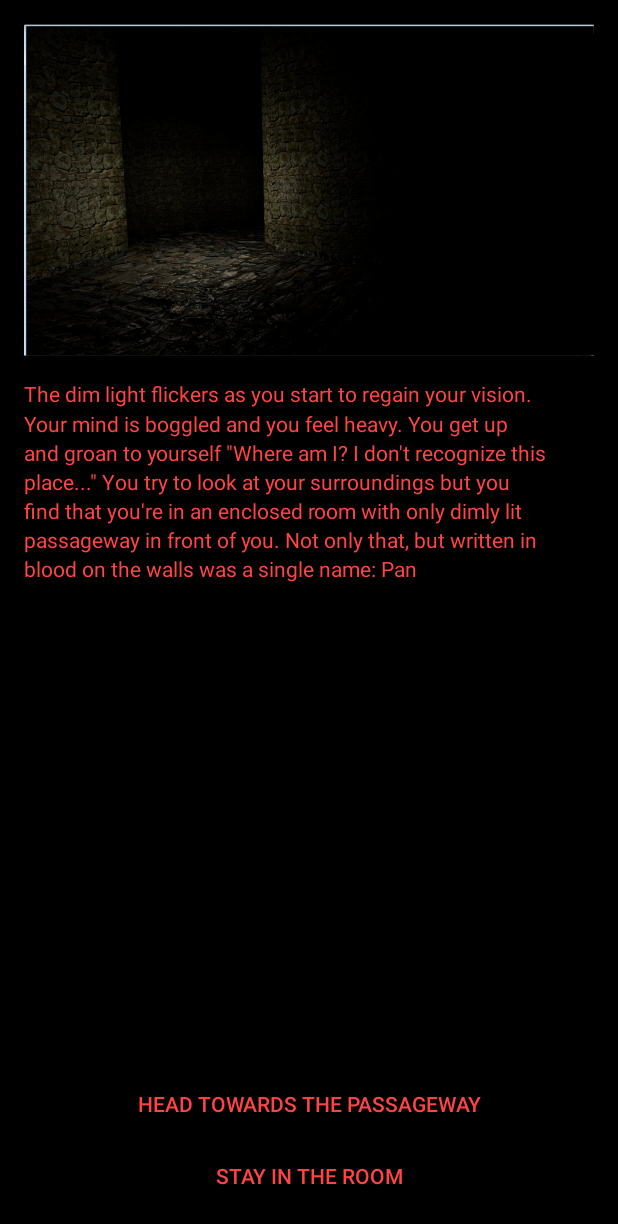
After one commit to natetan/labyrinth, an Android app: the StoryActivity screen opened directly, with no data from a screen before it, on a phone screen of 412 x 824 dp. The commit adds this screen. Shown: the top 1224 px of the screen. Run offline under Robolectric (Android 15) with nearby library versions, the phone set to English and light mode, and no system bars.

Commit message:
linked second activity

```diff
--- a/app/src/main/java/yulongproductions/com/thelabyrinth/model/Story.java
+++ b/app/src/main/java/yulongproductions/com/thelabyrinth/model/Story.java
@@ -1,4 +1,5 @@
 package yulongproductions.com.thelabyrinth.model;
+import yulongproductions.com.thelabyrinth.R;
 
 /**
  * Created by Yulong on 7/25/2015.
@@ -8,5 +9,16 @@ public class Story {
 
     public Story() {
         this.pages = new Page[100];
+
+        this.pages[0] = new Page (
+                R.drawable.labyrinth_start_image,
+                "The dim light flickers as you start to regain your vision. Your mind is boggled and you feel heavy. You get up and groan to yourself \"Where am I? I don't recognize this place...\" You try to look at your surroundings but you find that you're in an enclosed room with only dimly lit passageway in front of you. Not only that, but written in blood on the walls was a single name: %1$s",
+                new Choice("Head towards the passageway", 1),
+                new Choice("Stay in the room", 2)
+        );
+    }
+
+    public Page getPage(int pageNumber) {
+        return this.pages[pageNumber];
     }
 }
--- /dev/null
+++ b/app/src/main/java/yulongproductions/com/thelabyrinth/ui/StoryActivity.java
@@ -0,0 +1,92 @@
+package yulongproductions.com.thelabyrinth.ui;
+
+import android.app.Activity;
+import android.content.Intent;
+import android.graphics.drawable.Drawable;
+import android.support.v7.app.ActionBarActivity;
+import android.os.Bundle;
+import android.util.Log;
+import android.view.Menu;
+import android.view.MenuItem;
+import android.view.View;
+import android.widget.Button;
+import android.widget.ImageView;
+import android.widget.TextView;
+
+import yulongproductions.com.thelabyrinth.R;
+import yulongproductions.com.thelabyrinth.model.Page;
+import yulongproductions.com.thelabyrinth.model.Story;
+
+public class StoryActivity extends Activity {
+
+    // Fields (Member Variables)
+    private Story mStory = new Story();
+    private ImageView mImageView;
+    private TextView mTextView;
+    private Button mChoice1;
+    private Button mChoice2;
+    private String mName;
+    private Page mCurrentPage;
+
+    // Class constants
+    public static final String TAG = StoryActivity.class.getSimpleName();
+
+    @Override
+    protected void onCreate(Bundle savedInstanceState) {
+        super.onCreate(savedInstanceState);
+        setContentView(R.layout.activity_story);
+
+        Intent i = getIntent();
+        mName = i.getStringExtra(getString(R.string.name));
+
+        if (mName == null) {
+            mName = "Pan";
+        }
+        Log.d(TAG, mName);
+
+        mImageView = (ImageView) findViewById(R.id.storyImageView);
+        mTextView = (TextView) findViewById(R.id.storyTextView);
+        mChoice1 = (Button) findViewById(R.id.choiceButton1);
+        mChoice2 = (Button) findViewById(R.id.choiceButton2);
+
+        loadPage(0);
+    }
+
+    private void loadPage(int choice) {
+        mCurrentPage = mStory.getPage(choice);
+        Drawable drawable = getResources().getDrawable(mCurrentPage.getImageId());
+
+        mImageView.setImageDrawable(drawable);
+        String pageText = mCurrentPage.getText();
+        pageText = String.format(pageText, mName);
+        mTextView.setText(pageText);
+
+        if (mCurrentPage.isFinal()) {
+            mChoice1.setVisibility(View.INVISIBLE);
+            mChoice2.setText("PLAY AGAIN");
+            mChoice2.setOnClickListener(new View.OnClickListener() {
+                @Override
+                public void onClick(View v) {
+                    finish();
+                }
+            });
+        } else {
+            mChoice1.setText(mCurrentPage.getChoice1().getText());
+            mChoice2.setText(mCurrentPage.getChoice2().getText());
+
+            mChoice1.setOnClickListener(new View.OnClickListener() {
+                @Override
+                public void onClick(View v) {
+                    loadPage(mCurrentPage.getChoice1().getNextPage());
+                }
+            });
+
+            mChoice2.setOnClickListener(new View.OnClickListener() {
+                @Override
+                public void onClick(View v) {
+                    loadPage(mCurrentPage.getChoice1().getNextPage());
+                }
+            });
+        }
+    }
+}
--- /dev/null
+++ b/app/src/main/res/layout/activity_story.xml
@@ -0,0 +1,58 @@
+<RelativeLayout xmlns:android="http://schemas.android.com/apk/res/android"
+                xmlns:tools="http://schemas.android.com/tools"
+                android:layout_width="match_parent"
+                android:layout_height="match_parent"
+                android:paddingLeft="@dimen/activity_horizontal_margin"
+                android:paddingRight="@dimen/activity_horizontal_margin"
+                android:paddingTop="@dimen/activity_vertical_margin"
+                android:paddingBottom="@dimen/activity_vertical_margin"
+                tools:context="yulongproductions.com.thelabyrinth.ui.StoryActivity"
+                android:background="@android:color/black">
+
+    <ImageView
+        android:layout_width="match_parent"
+        android:layout_height="wrap_content"
+        android:id="@+id/storyImageView"
+        android:layout_alignParentTop="true"
+        android:layout_alignParentLeft="true"
+        android:layout_alignParentStart="true"
+        android:scaleType="fitXY"
+        android:adjustViewBounds="true"
+        android:src="@drawable/labyrinth_start_image"/>
+
+    <TextView
+        android:layout_width="wrap_content"
+        android:layout_height="wrap_content"
+        android:id="@+id/storyTextView"
+        android:layout_below="@+id/storyImageView"
+        android:layout_alignParentLeft="true"
+        android:layout_alignParentStart="true"
+        android:text="&quot;The dim light flickers as you start to regain your vision. Your mind is boggled and you feel heavy. You get up and groan to yourself \&quot;Where am I? I don&apos;t recognize this place...\&quot; You try to look at your surroundings but you find that you&apos;re in an enclosed room with only dimly lit passageway in front of you. Not only that, but written in blood on the walls was a single name: %1$s&quot;"
+        android:paddingBottom="30dp"
+        android:paddingTop="15dp"
+        android:paddingRight="30dp"
+        android:lineSpacingMultiplier="1.2"
+        android:textColor="@android:color/holo_red_light"/>
+
+    <Button
+        android:layout_width="match_parent"
+        android:layout_height="wrap_content"
+        android:text="Stay in the room"
+        android:id="@+id/choiceButton2"
+        android:layout_alignParentBottom="true"
+        android:layout_alignParentLeft="true"
+        android:layout_alignParentStart="true"
+        android:background="@android:color/black"
+        android:textColor="@android:color/holo_red_light" />
+
+    <Button
+        android:layout_width="match_parent"
+        android:layout_height="wrap_content"
+        android:text="Head towards the passageway"
+        android:id="@+id/choiceButton1"
+        android:background="@android:color/black"
+        android:textColor="@android:color/holo_red_light"
+        android:layout_above="@+id/choiceButton2"
+        android:layout_alignParentLeft="true"
+        android:layout_alignParentStart="true" />
+</RelativeLayout>
--- a/app/src/main/res/values/strings.xml
+++ b/app/src/main/res/values/strings.xml
@@ -3,4 +3,6 @@
 
     <string name="hello_world">Hello world!</string>
     <string name="action_settings">Settings</string>
+    <string name="title_activity_story">StoryActivity</string>
+    <string name="name">name</string>
 </resources>
```
Also changed, not shown: app/src/main/AndroidManifest.xml (+8 -0 lines), app/src/main/java/yulongproductions/com/thelabyrinth/MainActivity.java (+27 -1 lines), app/src/main/res/layout/activity_main.xml (+4 -4 lines), app/src/main/res/menu/menu_story.xml (added, +9 -0 lines), app/src/main/res/drawable/labyrinth_start_image.png (added), 1 other file.
